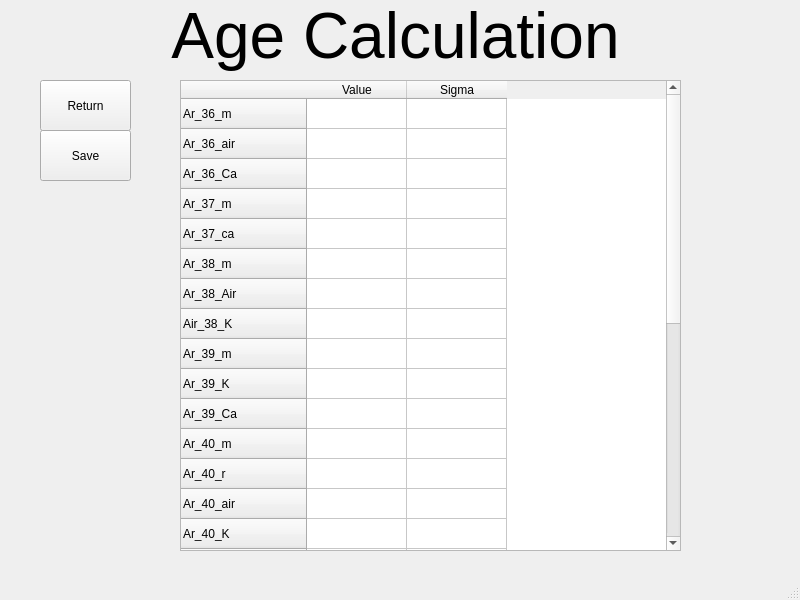
Qt form UI/AgeCalculation.ui (AndrewLiu0725/pyADR) before a commit.
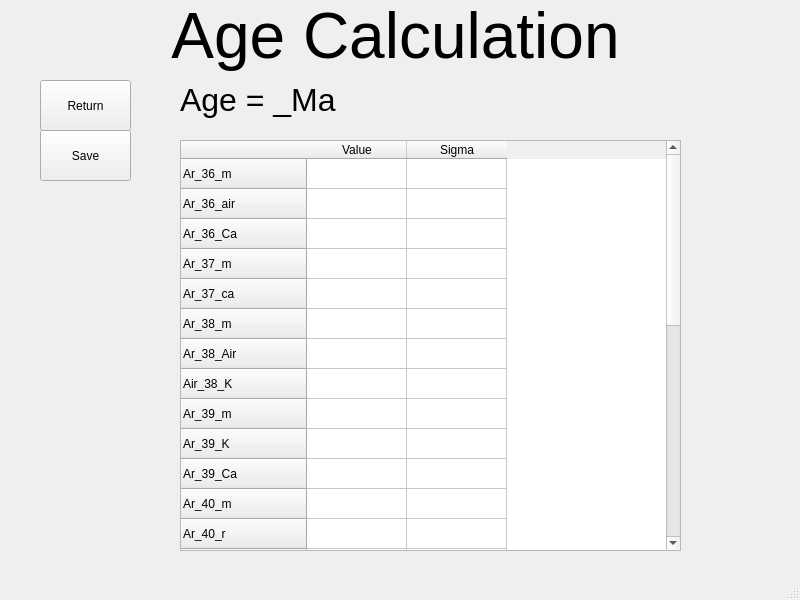
The same form after that commit.

Commit message: finalize the age calculation part

Patch:
```diff
--- a/UI/AgeCalculation.ui
+++ b/UI/AgeCalculation.ui
@@ -57,9 +57,9 @@
     <property name="geometry">
      <rect>
       <x>180</x>
-      <y>80</y>
+      <y>140</y>
       <width>501</width>
-      <height>471</height>
+      <height>411</height>
      </rect>
     </property>
     <row>
@@ -218,6 +218,19 @@
      </property>
     </column>
    </widget>
+   <widget class="QLabel" name="age">
+    <property name="geometry">
+     <rect>
+      <x>180</x>
+      <y>80</y>
+      <width>281</width>
+      <height>41</height>
+     </rect>
+    </property>
+    <property name="text">
+     <string>&lt;html&gt;&lt;head/&gt;&lt;body&gt;&lt;p&gt;&lt;span style=&quot; font-size:24pt;&quot;&gt;Age = _Ma&lt;/span&gt;&lt;/p&gt;&lt;/body&gt;&lt;/html&gt;</string>
+    </property>
+   </widget>
   </widget>
   <widget class="QMenuBar" name="menubar">
    <property name="geometry">
```
The commit also changes 5 other files.
